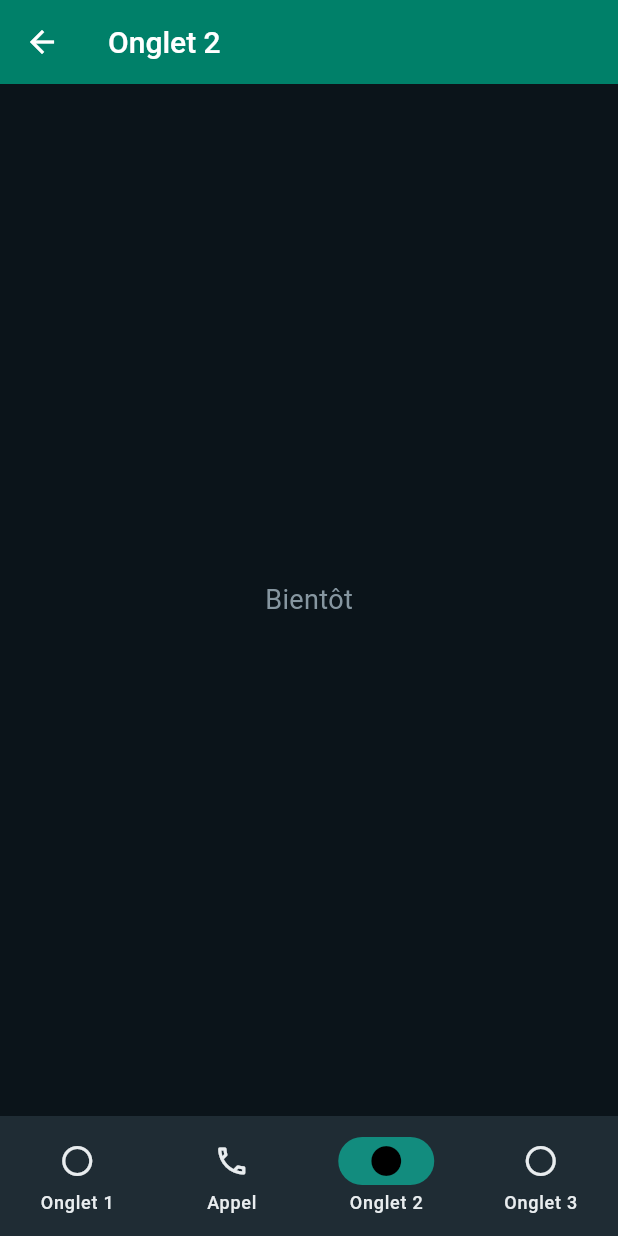
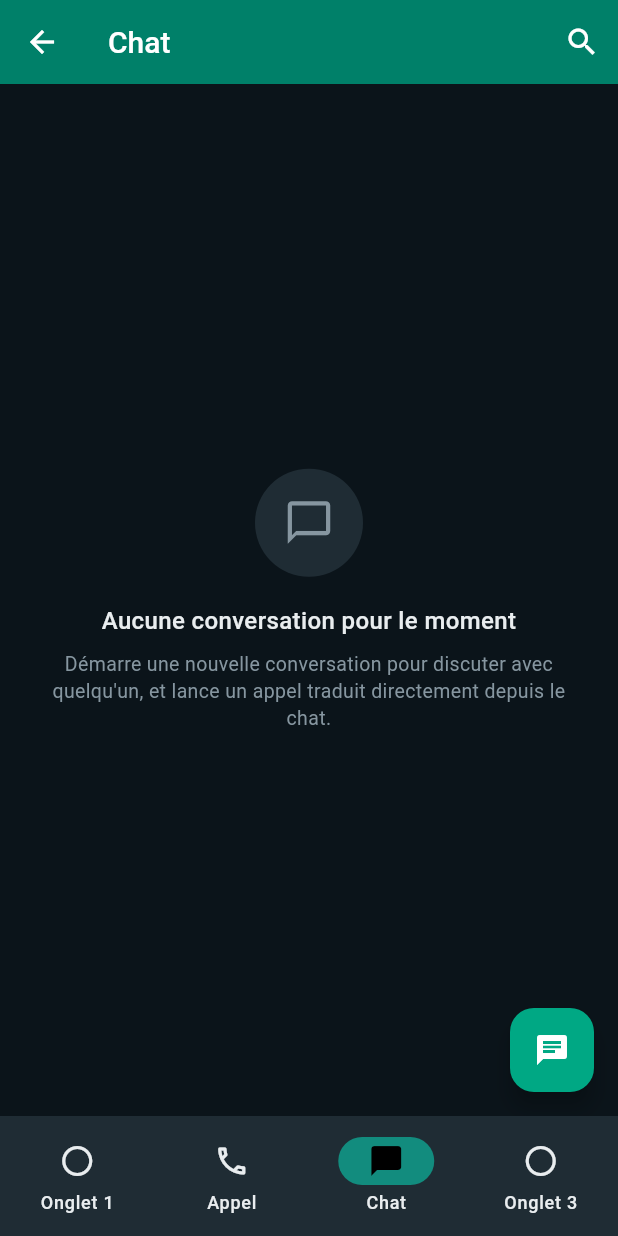
Before and after one commit to djeffarhaouanouh-svg/translate, a Flutter app: the RootShell screen opened directly with empty values, item 3 of the bottom bar chosen, on a phone screen of 412 x 824 dp. Run offline on Flutter 3.47's test engine with Material 3 defaults, Android fonts, the phone set to English and light mode, and no system bars; our stand-ins replace permission_handler, shared_preferences, supabase_flutter; missing offline and left inert: flutter_webrtc, livekit_client; accounts and stored records are empty.

Commit message:
feat(ui): wire Chat tab (Onglet 2) to a real ChatScreen
Replaces the Onglet 2 placeholder with a ChatScreen scaffold: AppBar
with search action, empty-conversations state, FAB to start a new
conversation. No backend yet — actions are stubbed so the tab can be
filled in incrementally without further layout churn.

Co-Authored-By: Claude Opus 4.7 (1M context) <noreply@anthropic.com>

```diff
--- /dev/null
+++ b/lib/screens/chat_screen.dart
@@ -0,0 +1,86 @@
+import 'package:flutter/material.dart';
+
+import '../theme/whatsapp_call_theme.dart';
+
+/// Chat home: list of conversations. Empty until wired to a messaging backend
+/// — the FAB and search are present so the layout does not shift later.
+class ChatScreen extends StatelessWidget {
+  const ChatScreen({super.key});
+
+  @override
+  Widget build(BuildContext context) {
+    return Scaffold(
+      backgroundColor: WhatsAppCallTheme.scaffold,
+      appBar: AppBar(
+        title: const Text('Chat'),
+        actions: [
+          IconButton(
+            tooltip: 'Rechercher',
+            onPressed: () {},
+            icon: const Icon(Icons.search),
+          ),
+        ],
+      ),
+      body: const _EmptyConversations(),
+      floatingActionButton: FloatingActionButton(
+        backgroundColor: WhatsAppCallTheme.accent,
+        foregroundColor: Colors.white,
+        onPressed: () {},
+        tooltip: 'Nouvelle conversation',
+        child: const Icon(Icons.chat),
+      ),
+    );
+  }
+}
+
+class _EmptyConversations extends StatelessWidget {
+  const _EmptyConversations();
+
+  @override
+  Widget build(BuildContext context) {
+    return Center(
+      child: Padding(
+        padding: const EdgeInsets.symmetric(horizontal: 32),
+        child: Column(
+          mainAxisSize: MainAxisSize.min,
+          children: [
+            Container(
+              width: 72,
+              height: 72,
+              decoration: BoxDecoration(
+                color: WhatsAppCallTheme.bar,
+                shape: BoxShape.circle,
+              ),
+              child: const Icon(
+                Icons.chat_bubble_outline,
+                color: WhatsAppCallTheme.subtleText,
+                size: 34,
+              ),
+            ),
+            const SizedBox(height: 18),
+            const Text(
+              'Aucune conversation pour le moment',
+              textAlign: TextAlign.center,
+              style: TextStyle(
+                color: WhatsAppCallTheme.strongText,
+                fontSize: 16,
+                fontWeight: FontWeight.w500,
+              ),
+            ),
+            const SizedBox(height: 8),
+            const Text(
+              'Démarre une nouvelle conversation pour discuter avec quelqu\'un, '
+              'et lance un appel traduit directement depuis le chat.',
+              textAlign: TextAlign.center,
+              style: TextStyle(
+                color: WhatsAppCallTheme.subtleText,
+                fontSize: 13,
+                height: 1.4,
+              ),
+            ),
+          ],
+        ),
+      ),
+    );
+  }
+}
--- a/lib/screens/root_shell.dart
+++ b/lib/screens/root_shell.dart
@@ -2,6 +2,7 @@ import 'package:flutter/material.dart';
 
 import '../theme/whatsapp_call_theme.dart';
 import '../translation/realtime_translation_port.dart';
+import 'chat_screen.dart';
 import 'join_screen.dart';
 
 /// Bottom-nav host for the app. The existing join flow lives at the centered
@@ -22,7 +23,7 @@ class _RootShellState extends State<RootShell> {
   late final List<Widget> _pages = <Widget>[
     const _PlaceholderTab(title: 'Onglet 1'),
     JoinScreen(translation: widget.translation),
-    const _PlaceholderTab(title: 'Onglet 2'),
+    const ChatScreen(),
     const _PlaceholderTab(title: 'Onglet 3'),
   ];
 
@@ -38,9 +39,9 @@ class _RootShellState extends State<RootShell> {
       label: 'Appel',
     ),
     NavigationDestination(
-      icon: Icon(Icons.circle_outlined),
-      selectedIcon: Icon(Icons.circle),
-      label: 'Onglet 2',
+      icon: Icon(Icons.chat_bubble_outline),
+      selectedIcon: Icon(Icons.chat_bubble),
+      label: 'Chat',
     ),
     NavigationDestination(
       icon: Icon(Icons.circle_outlined),
```
